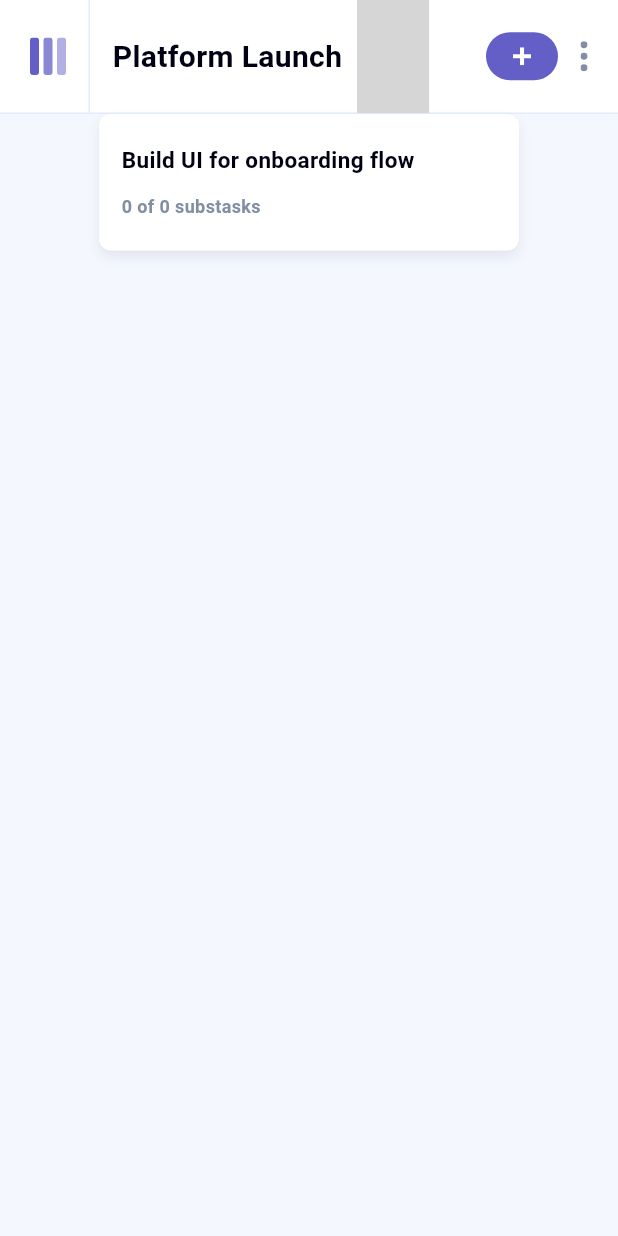
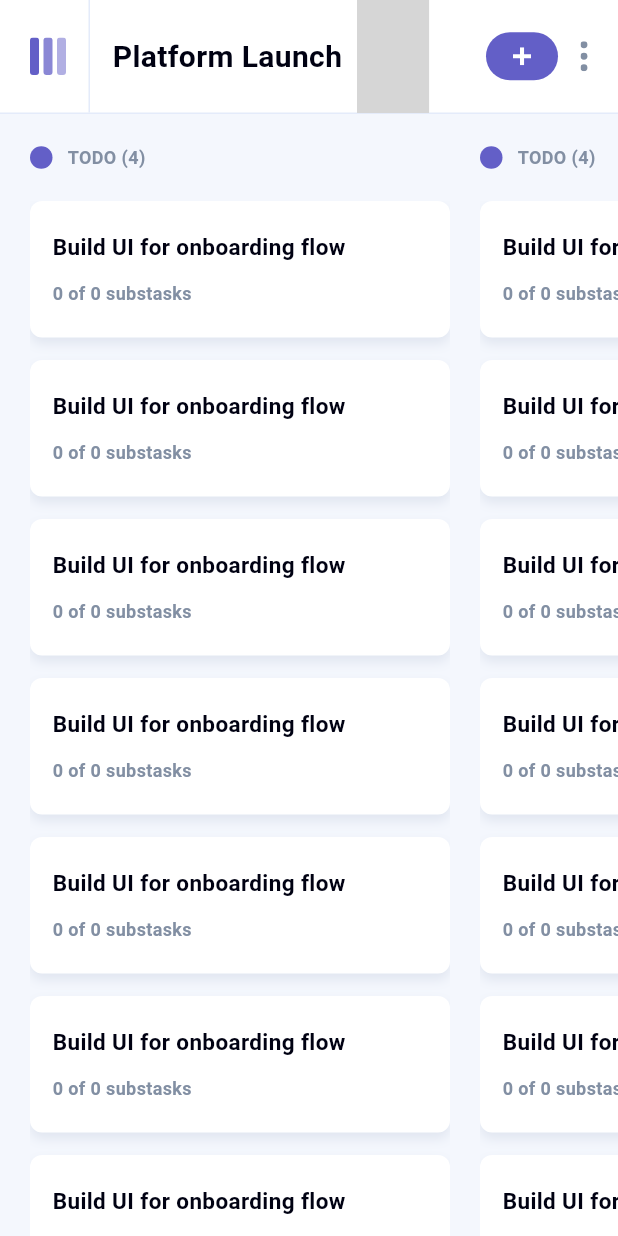
Before and after one commit to JER3MIAH/kanban_task_manager, a Flutter app: the screen it shows after launch, on a phone screen of 412 x 824 dp. Run offline on Flutter 3.47's test engine with Material 3 defaults, Android fonts, the phone set to English and light mode, and no system bars; our stand-ins replace equatable, flutter_bloc, flutter_hooks, flutter_svg, get_it, shared_preferences; grey boxes are pictures that could not be loaded.

Commit message:
feat: Implement board colum layout

```diff
--- /dev/null
+++ b/lib/src/features/home/presentation/components/column/board_column.dart
@@ -0,0 +1,65 @@
+import 'package:flutter/material.dart';
+import 'package:kanban_task_manager/src/features/home/data/models/models.dart';
+import 'package:kanban_task_manager/src/features/home/presentation/components/components.dart';
+import 'package:kanban_task_manager/src/shared/shared.dart';
+
+class BoardColumn extends StatelessWidget {
+  final String title;
+  const BoardColumn({
+    super.key,
+    required this.title,
+  });
+
+  @override
+  Widget build(BuildContext context) {
+    final theme = Theme.of(context).colorScheme;
+
+    return Padding(
+      padding: const EdgeInsets.only(left: 20, top: 20),
+      child: SizedBox(
+        width: 280,
+        child: Column(
+          children: [
+            Row(
+              children: [
+                Container(
+                  width: 15,
+                  height: 15,
+                  decoration: BoxDecoration(
+                    color: theme.primary,
+                    shape: BoxShape.circle,
+                  ),
+                ),
+                XBox(10),
+                AppText(
+                  '$title (4)',
+                  fontSize: 12,
+                  color: theme.inversePrimary,
+                ),
+              ],
+            ),
+            YBox(20),
+            Expanded(
+              child: ListView.builder(
+                itemCount: 8,
+                itemBuilder: (context, index) {
+                  return TaskTile(
+                    task: Task(
+                      id: 'id',
+                      boardId: '',
+                      title: 'Build UI for onboarding flow',
+                      description: 'description',
+                      subtasks: [],
+                      status: 'status',
+                    ),
+                    onTap: () {},
+                  );
+                },
+              ),
+            )
+          ],
+        ),
+      ),
+    );
+  }
+}
--- a/lib/src/features/home/presentation/components/components.dart
+++ b/lib/src/features/home/presentation/components/components.dart
@@ -4,3 +4,4 @@ export 'board/empty_board.dart';
 export 'side_bar/side_bar.dart';
 export 'app_bar/custom_app_bar.dart';
 export 'task/task_tile.dart';
+export 'column/board_column.dart';
--- a/lib/src/features/home/presentation/components/task/task_tile.dart
+++ b/lib/src/features/home/presentation/components/task/task_tile.dart
@@ -29,6 +29,7 @@ class TaskTile extends HookWidget {
         child: Container(
           width: 280,
           padding: EdgeInsets.symmetric(horizontal: 15, vertical: 20),
+          margin: EdgeInsets.only(bottom: 15),
           decoration: BoxDecoration(
             color: theme.tertiary,
             borderRadius: BorderRadius.circular(8),
--- a/lib/src/features/home/presentation/screens/home_screen.dart
+++ b/lib/src/features/home/presentation/screens/home_screen.dart
@@ -1,6 +1,5 @@
 import 'package:flutter/material.dart';
 import 'package:flutter_hooks/flutter_hooks.dart';
-import 'package:kanban_task_manager/src/features/home/data/models/task.dart';
 import 'package:kanban_task_manager/src/features/home/presentation/components/components.dart';
 
 class HomeScreen extends HookWidget {
@@ -19,16 +18,19 @@ class HomeScreen extends HookWidget {
               children: [
                 CustomAppBar(),
                 // EmptyBoard(),
-                TaskTile(
-                  task: Task(
-                    id: 'id',
-                    boardId: '',
-                    title: 'Build UI for onboarding flow',
-                    description: 'description',
-                    subtasks: [],
-                    status: 'status',
+                Expanded(
+                  child: ScrollConfiguration(
+                    behavior: NoThumbScrollBehavior(),
+                    child: ListView.builder(
+                      itemCount: 4,
+                      scrollDirection: Axis.horizontal,
+                      itemBuilder: (context, index) {
+                        return BoardColumn(
+                          title: 'TODO',
+                        );
+                      },
+                    ),
                   ),
-                  onTap: () {},
                 )
               ],
             ),
@@ -40,3 +42,17 @@ class HomeScreen extends HookWidget {
     );
   }
 }
+
+class NoThumbScrollBehavior extends ScrollBehavior {
+  @override
+  Widget buildOverscrollIndicator(
+      BuildContext context, Widget child, ScrollableDetails details) {
+    return child;
+  }
+
+  @override
+  Widget buildScrollbar(
+      BuildContext context, Widget child, ScrollableDetails details) {
+    return child;
+  }
+}
```
